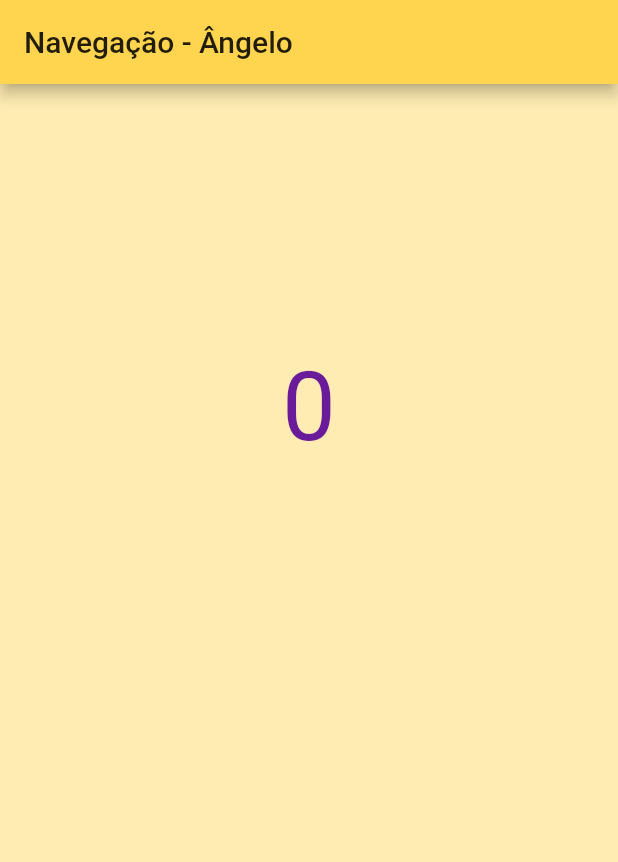
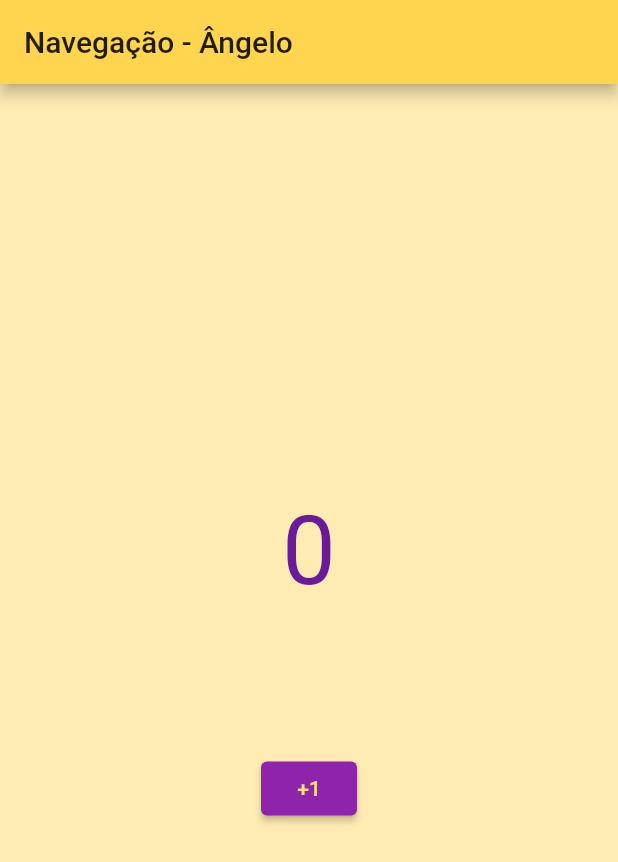
Before and after one commit to MSavioti/Estudo-Navegacao-Flutter, a Flutter app: the screen it shows after launch, on a phone screen of 412 x 824 dp. Shown: the top 862 px of the screen. Run offline on Flutter 3.47's test engine with Material 2 defaults, Android fonts, the phone set to English and light mode, and no system bars.

```diff
--- a/lib/main.dart
+++ b/lib/main.dart
@@ -40,6 +40,12 @@ class HomePage extends StatefulWidget {
 class _HomePageState extends State<HomePage> {
   int _counter = 0;
 
+  void _incrementCounter() {
+    setState(() {
+      _counter++;
+    });
+  }
+
   @override
   Widget build(BuildContext context) {
     double _counterCanvasHeight = MediaQuery.of(context).size.height / 2;
@@ -52,7 +58,7 @@ class _HomePageState extends State<HomePage> {
           child: SizedBox(
             height: _counterCanvasHeight,
             child: Column(
-              mainAxisAlignment: MainAxisAlignment.start,
+              mainAxisAlignment: MainAxisAlignment.spaceEvenly,
               crossAxisAlignment: CrossAxisAlignment.center,
               children: [
                 Text(
@@ -62,6 +68,24 @@ class _HomePageState extends State<HomePage> {
                     color: Colors.purple[800],
                   ),
                 ),
+                Row(
+                  mainAxisAlignment: MainAxisAlignment.spaceAround,
+                  children: [
+                    ElevatedButton(
+                      onPressed: _incrementCounter,
+                      style: ButtonStyle(
+                        backgroundColor:
+                            MaterialStateProperty.all(Colors.purple[600]),
+                      ),
+                      child: Text(
+                        '+1',
+                        style: TextStyle(
+                          color: Colors.amber[200],
+                        ),
+                      ),
+                    )
+                  ],
+                )
               ],
             ),
           ),
```
